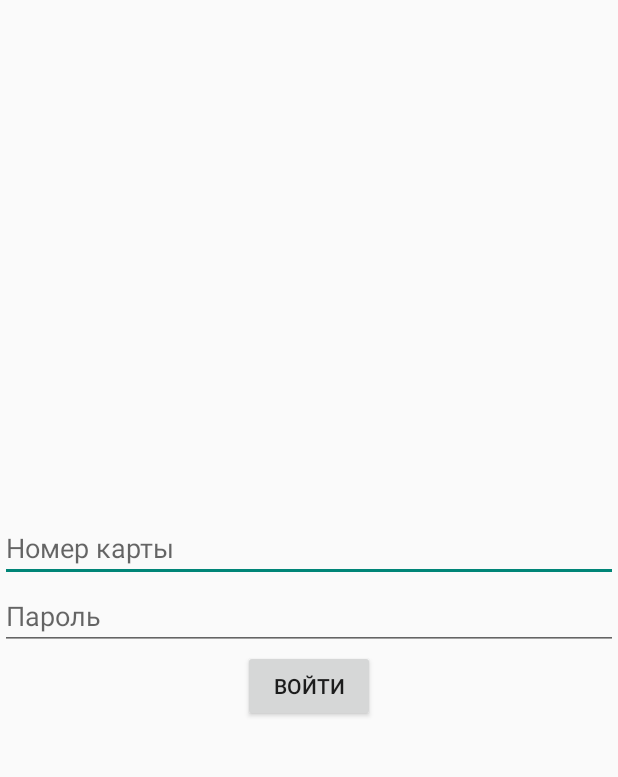
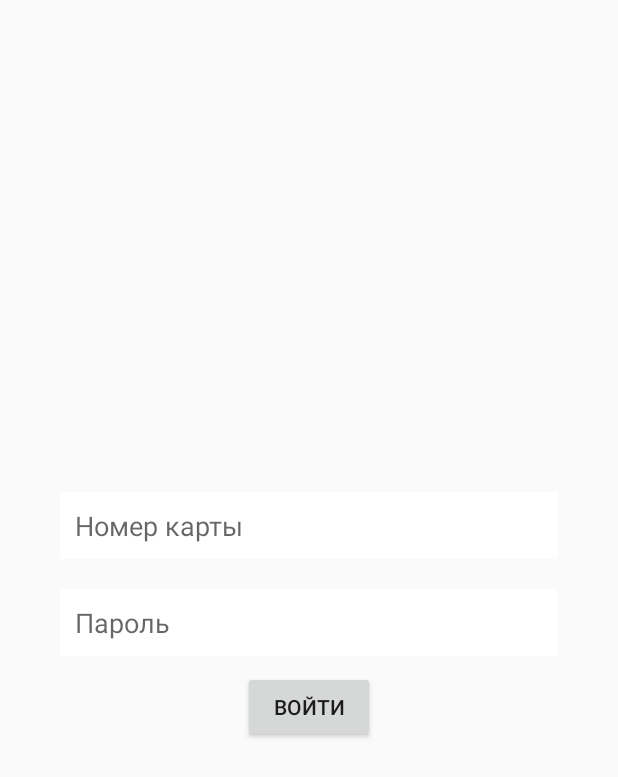
Before and after one commit to micdm/okeybalance, an Android app: the layout f__login.xml on its own in the app's theme, with its tools: preview values and no code run, on a phone screen of 412 x 824 dp. Shown: the top 777 px of the screen. Run offline under Robolectric (Android 15) with nearby library versions, the phone set to English and light mode, and no system bars.

Commit message:
добавляем иконки + меняем оформление

```diff
--- a/app/src/main/AndroidManifest.xml
+++ b/app/src/main/AndroidManifest.xml
@@ -9,7 +9,8 @@
         android:label="@string/app_name"
         android:theme="@style/AppTheme">
         <activity
-            android:name=".MainActivity">
+            android:name=".MainActivity"
+            android:windowSoftInputMode="adjustResize">
             <intent-filter>
                 <action android:name="android.intent.action.MAIN" />
                 <category android:name="android.intent.category.LAUNCHER" />
--- a/app/src/main/res/layout/a__main.xml
+++ b/app/src/main/res/layout/a__main.xml
@@ -6,5 +6,6 @@
     android:paddingRight="@dimen/activity_horizontal_margin"
     android:paddingTop="@dimen/activity_vertical_margin"
     android:paddingBottom="@dimen/activity_vertical_margin"
+    android:background="#b0282a"
     tools:context="com.micdm.okeybalance.MainActivity">
 </RelativeLayout>
--- a/app/src/main/res/layout/f__balance.xml
+++ b/app/src/main/res/layout/f__balance.xml
@@ -10,11 +10,12 @@
         android:layout_width="wrap_content"
         android:layout_height="wrap_content"
         android:textStyle="bold"
-        android:textSize="50sp"/>
+        android:textSize="50sp"
+        android:textColor="#fff"/>
     <TextView
         android:id="@+id/f__balance__tip"
         android:layout_width="wrap_content"
         android:layout_height="wrap_content"
         android:textStyle="italic"
-        android:textColor="#888"/>
+        android:textColor="#ddd"/>
 </LinearLayout>
--- a/app/src/main/res/layout/f__login.xml
+++ b/app/src/main/res/layout/f__login.xml
@@ -1,20 +1,25 @@
-<LinearLayout xmlns:android="http://schemas.android.com/apk/res/android"
-    xmlns:tools="http://schemas.android.com/tools"
+<LinearLayout xmlns:android="http://schemas.android.com/apk/res/android" xmlns:tools="http://schemas.android.com/tools"
     android:layout_width="match_parent"
     android:layout_height="match_parent"
     android:orientation="vertical"
     android:gravity="center"
+    android:padding="40dp"
     tools:context="com.micdm.okeybalance.fragments.LoginFragment">
     <EditText
         android:id="@+id/f__login__card_number"
         android:layout_width="match_parent"
         android:layout_height="wrap_content"
+        android:background="#fff"
+        android:padding="10dp"
         android:inputType="number"
         android:hint="@string/f__login__card_number"/>
     <EditText
         android:id="@+id/f__login__password"
         android:layout_width="match_parent"
         android:layout_height="wrap_content"
+        android:background="#fff"
+        android:padding="10dp"
+        android:layout_marginTop="20dp"
         android:inputType="textPassword"
         android:hint="@string/f__login__password"/>
     <TextView
@@ -29,5 +34,6 @@
         android:id="@+id/f__login__submit"
         android:layout_width="wrap_content"
         android:layout_height="wrap_content"
+        android:layout_marginTop="10dp"
         android:text="@string/f__login__submit"/>
 </LinearLayout>
--- a/app/src/main/res/values/strings.xml
+++ b/app/src/main/res/values/strings.xml
@@ -1,5 +1,5 @@
 <resources>
-    <string name="app_name">Баланс Okeycity</string>
+    <string name="app_name">Okeycity</string>
     <string name="a__main__server_unavailable_error">Сервер недоступен, попробуйте позже</string>
     <string name="f__login__card_number">Номер карты</string>
     <string name="f__login__password">Пароль</string>
```
Also changed, not shown: app/src/main/res/mipmap-hdpi/ic_launcher.png, app/src/main/res/mipmap-mdpi/ic_launcher.png, app/src/main/res/mipmap-xhdpi/ic_launcher.png, app/src/main/res/mipmap-xxhdpi/ic_launcher.png.
